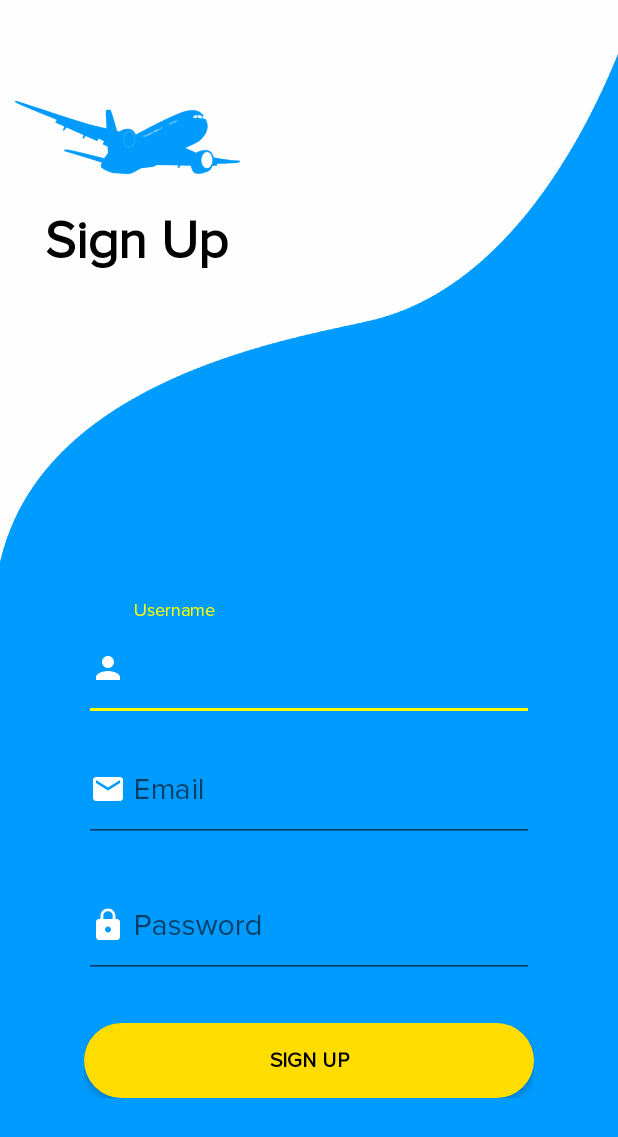
After one commit to wahyukharisma/travanda, an Android app: the layout activity_signup.xml on its own in the app's theme, with its tools: preview values and no code run, on a phone screen of 412 x 824 dp. The commit adds this screen. Shown: the top 1137 px of the screen. Run offline under Robolectric (Android 15) with nearby library versions, the phone set to English and light mode, and no system bars.

Commit message:
Adding new layout
+ Sign Up
+ Confirm Email sent

```diff
--- /dev/null
+++ b/app/src/main/res/drawable/ic_email_white_24dp.xml
@@ -0,0 +1,5 @@
+<vector android:height="24dp" android:tint="#FFFFFF"
+    android:viewportHeight="24.0" android:viewportWidth="24.0"
+    android:width="24dp" xmlns:android="http://schemas.android.com/apk/res/android">
+    <path android:fillColor="#FF000000" android:pathData="M20,4L4,4c-1.1,0 -1.99,0.9 -1.99,2L2,18c0,1.1 0.9,2 2,2h16c1.1,0 2,-0.9 2,-2L22,6c0,-1.1 -0.9,-2 -2,-2zM20,8l-8,5 -8,-5L4,6l8,5 8,-5v2z"/>
+</vector>
--- /dev/null
+++ b/app/src/main/res/layout/activity_signup.xml
@@ -0,0 +1,117 @@
+<?xml version="1.0" encoding="utf-8"?>
+<RelativeLayout xmlns:android="http://schemas.android.com/apk/res/android"
+                xmlns:tools="http://schemas.android.com/tools" android:layout_width="match_parent"
+                android:layout_height="match_parent"
+                android:background="@drawable/loginbackground">
+
+    <RelativeLayout
+            android:id="@+id/header_layout"
+            android:layout_width="match_parent"
+            android:layout_height="400dp">
+        <ImageView
+                android:id="@+id/img_logo"
+                android:layout_marginStart="10dp"
+                android:layout_marginTop="40dp"
+                android:layout_width="150dp"
+                android:layout_height="100dp"
+                android:src="@drawable/planelogo"/>
+        <TextView
+                android:id="@+id/txt_login"
+                android:layout_below="@id/img_logo"
+                android:layout_width="wrap_content"
+                android:layout_height="wrap_content"
+                android:text="Sign Up"
+                android:fontFamily="@font/proxima_nova"
+                android:textSize="35sp"
+                android:textStyle="bold"
+                android:layout_marginStart="30dp"
+                android:textColor="@color/textBlack"/>
+    </RelativeLayout>
+
+    <LinearLayout
+            android:id="@+id/linear_center"
+            android:layout_width="wrap_content"
+            android:layout_height="wrap_content"
+            android:layout_centerHorizontal="true"
+            android:orientation="vertical"
+            android:layout_below="@id/header_layout">
+        <LinearLayout
+                android:layout_width="wrap_content"
+                android:layout_height="wrap_content"
+                android:orientation="vertical">
+            <android.support.design.widget.TextInputLayout
+                    android:id="@+id/inputlayout_username"
+                    android:layout_width="wrap_content"
+                    android:layout_height="wrap_content">
+                <EditText
+                        android:id="@+id/et_username"
+                        android:layout_width="300dp"
+                        android:layout_height="70dp"
+                        android:drawableLeft="@drawable/ic_person_white_24dp"
+                        android:hint="@string/username_input"
+                        android:textAllCaps="false"
+                        android:textColorHint="@color/textHintGrey"
+                        android:fontFamily="@font/proxima_nova"
+                        android:drawablePadding="5dp"
+                        android:inputType="textEmailAddress"
+                        android:textSize="20sp"/>
+            </android.support.design.widget.TextInputLayout>
+
+            <android.support.design.widget.TextInputLayout
+                    android:id="@+id/inputlayout_email"
+                    android:layout_width="wrap_content"
+                    android:layout_height="wrap_content">
+                <EditText
+                        android:id="@+id/et_email"
+                        android:layout_width="300dp"
+                        android:layout_height="70dp"
+                        android:drawableLeft="@drawable/ic_email_white_24dp"
+                        android:hint="@string/email_input"
+                        android:textAllCaps="false"
+                        android:textColorHint="@color/textHintGrey"
+                        android:fontFamily="@font/proxima_nova"
+                        android:drawablePadding="5dp"
+                        android:inputType="textEmailAddress"
+                        android:textSize="20sp"/>
+            </android.support.design.widget.TextInputLayout>
+
+            <android.support.design.widget.TextInputLayout
+                    android:id="@+id/inputlayout_password"
+                    android:layout_width="wrap_content"
+                    android:layout_height="wrap_content"
+                    android:layout_marginTop="10dp">
+                <EditText
+                        android:id="@+id/et_password"
+                        android:layout_width="300dp"
+                        android:layout_height="70dp"
+                        android:drawableLeft="@drawable/ic_lock_white_24dp"
+                        android:hint="@string/password_input"
+                        android:textAllCaps="false"
+                        android:textColorHint="@color/textHintGrey"
+                        android:fontFamily="@font/proxima_nova"
+                        android:drawablePadding="5dp"
+                        android:inputType="textPassword"
+                        android:textSize="20sp"/>
+            </android.support.design.widget.TextInputLayout>
+
+            <LinearLayout
+                    android:layout_width="match_parent"
+                    android:layout_height="wrap_content"
+                    android:orientation="horizontal"
+                    android:gravity="center"
+                    android:layout_marginTop="30dp">
+                <Button
+                        android:id="@+id/btn_signup"
+                        android:layout_width="300dp"
+                        android:layout_height="50dp"
+                        android:background="@drawable/button_login_action"
+                        android:text="@string/button_signup"
+                        android:textColor="@color/textBlack"
+                        android:fontFamily="@font/proxima_nova"
+                        android:textStyle="bold"/>
+            </LinearLayout>
+
+        </LinearLayout>
+    </LinearLayout>
+
+</RelativeLayout>
--- /dev/null
+++ b/app/src/main/res/layout/email_sent.xml
@@ -0,0 +1,35 @@
+<?xml version="1.0" encoding="utf-8"?>
+<RelativeLayout xmlns:android="http://schemas.android.com/apk/res/android"
+                                             android:layout_width="match_parent"
+                                             android:layout_height="match_parent">
+    <LinearLayout
+            android:layout_width="match_parent"
+            android:layout_height="match_parent"
+            android:orientation="vertical"
+            android:gravity="center">
+            <ImageView android:layout_width="200dp"
+                   android:layout_height="200dp"
+                    android:src="@drawable/email_sent"/>
+            <TextView android:layout_width="wrap_content"
+                      android:layout_height="wrap_content"
+                      android:text="Email has been send !"
+                      android:textSize="20sp"
+                      android:fontFamily="@font/proxima_nova"/>
+        <TextView android:layout_width="wrap_content"
+                  android:layout_height="wrap_content"
+                  android:text="Please check your email, to complete the process"
+                  android:textSize="15sp"
+                  android:fontFamily="@font/proxima_nova"/>
+            <Button
+                    android:id="@+id/btn_move_login"
+                    android:layout_marginTop="30dp"
+                    android:layout_width="300dp"
+                    android:layout_height="50dp"
+                    android:background="@drawable/button_login_action"
+                    android:text="@string/button_move_login"
+                    android:textColor="@color/textBlack"
+                    android:fontFamily="@font/proxima_nova"
+                    android:textStyle="bold"/>
+    </LinearLayout>
+
+</RelativeLayout>
--- a/app/src/main/res/layout/forgot_password_landing.xml
+++ b/app/src/main/res/layout/forgot_password_landing.xml
@@ -41,7 +41,5 @@
                     android:fontFamily="@font/proxima_nova"
                     android:textStyle="bold"/>
         </android.support.design.widget.TextInputLayout>
-
     </LinearLayout>
-
 </RelativeLayout>
--- a/app/src/main/res/values/strings.xml
+++ b/app/src/main/res/values/strings.xml
@@ -2,12 +2,17 @@
     <string name="app_name">Travanda</string>
 
     <!-- Login -->
-    <string name="email_input">EMAIL</string>
-    <string name="password_input">PASSWORD</string>
+    <string name="email_input">Email</string>
+    <string name="password_input">Password</string>
     <string name="button_login">LOGIN</string>
+
+    <!-- Sign Up -->
+    <string name="username_input">Username</string>
+    <string name="button_signup">SIGN UP</string>
 
     <!-- Forgot Password -->
     <string name="info_enter_email">Please enter your email here</string>
     <string name="button_submit_email">Submit</string>
     <string name="forgot_password">Forgot password?</string>
+    <string name="button_move_login">BACK LOGIN</string>
 </resources>
```
Also changed, not shown: app/src/main/res/drawable-hdpi/email_sent.png (added), app/src/main/res/drawable-mdpi/email_sent.png (added), app/src/main/res/drawable-xhdpi/email_sent.png (added), app/src/main/res/drawable-xxhdpi/email_sent.png (added), app/src/main/res/drawable-xxxhdpi/email_sent.png (added).
